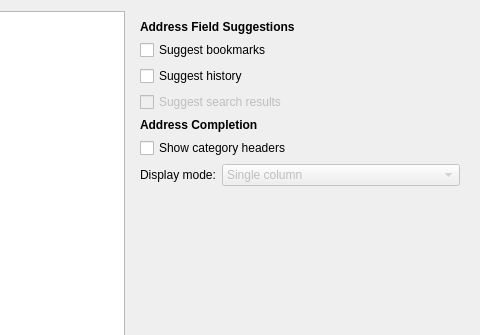
This is src/ui/preferences/PreferencesAdvancedPageWidget.ui in OtterBrowser/otter-browser as Qt 5 draws it before an edit; both pictures show x 120 to 600 and y 0 to 335 of the 600 by 600 pixel window. The edited form follows.
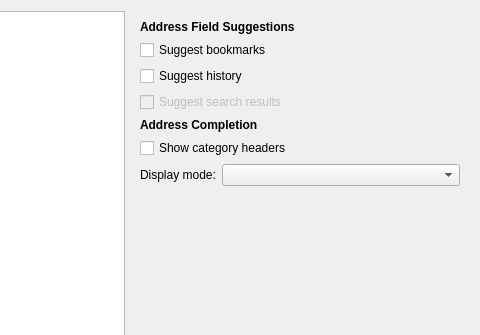
This is the edited form. Custom widgets are drawn as their Qt base class.

Commit message: Add support for column completion popup in address widget, reference #1007

Patch:
```diff
--- a/src/ui/preferences/PreferencesAdvancedPageWidget.ui
+++ b/src/ui/preferences/PreferencesAdvancedPageWidget.ui
@@ -117,19 +117,6 @@
            </item>
            <item row="0" column="1">
             <widget class="QComboBox" name="browsingDisplayModeComboBox">
-             <property name="enabled">
-              <bool>false</bool>
-             </property>
-             <item>
-              <property name="text">
-               <string>Single column</string>
-              </property>
-             </item>
-             <item>
-              <property name="text">
-               <string>Multi column</string>
-              </property>
-             </item>
             </widget>
            </item>
           </layout>
```
The commit also changes 4 other files.
